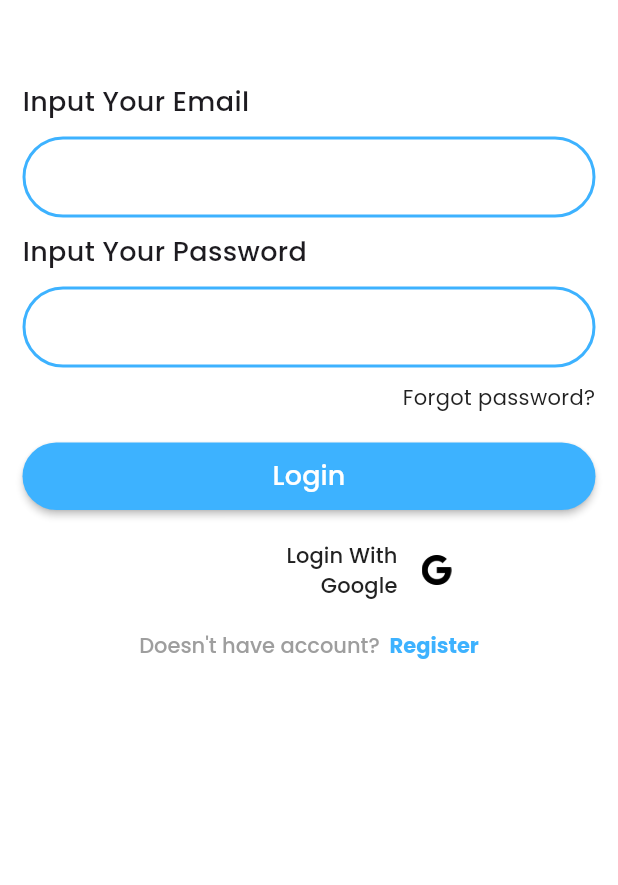
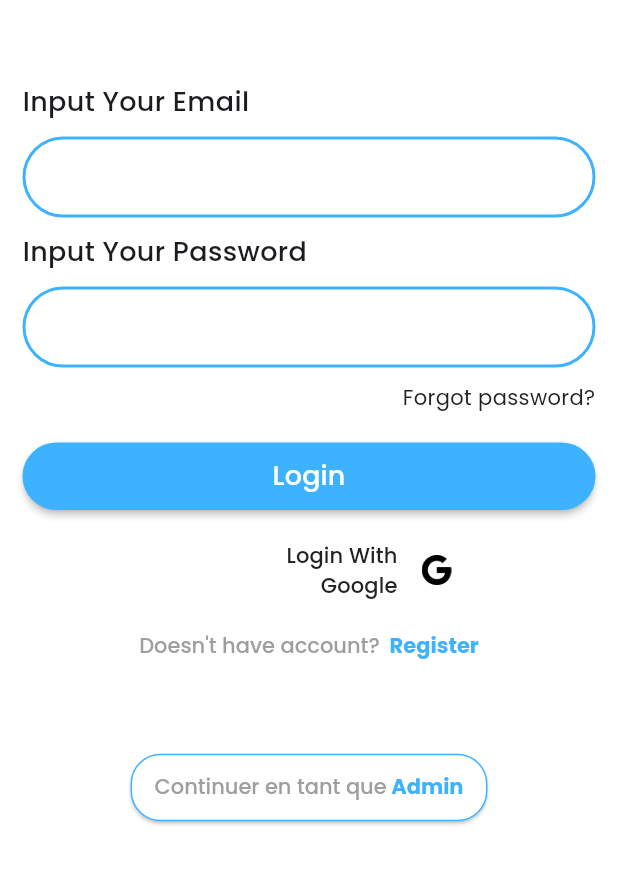
Before and after one commit to Elyes159/e-learn_mobile_app, a Flutter app: the screen it shows after launch, on a phone screen of 412 x 824 dp, the part 240-1125 px from its top. Run offline on Flutter 3.47's test engine with Material 3 defaults, Android fonts, the light colour scheme and no system bars; our stand-ins replace chat_bubbles, cloud_firestore, firebase_auth, firebase_core, firebase_messaging, firebase_storage and 5 more; missing offline and left inert: firebase_app_check, firebase_performance, tflite_v2, translator; accounts and stored records are empty; generated files the repository leaves out were written again.

Commit message:
Merge changes from remote main branch

```diff
--- a/lib/admin/admin_page_main.dart
+++ b/lib/admin/admin_page_main.dart
@@ -4,7 +4,6 @@ import 'package:cloud_firestore/cloud_firestore.dart';
 import 'package:flutter/material.dart';
 import 'package:google_fonts/google_fonts.dart';
 import 'package:pfe_1/admin/add_questionsMain.dart';
-import 'package:pfe_1/admin/envoye_notif.dart';
 import 'package:http/http.dart' as http;
 import 'package:pfe_1/starting/signin.dart';
 
--- a/lib/home/home.dart
+++ b/lib/home/home.dart
@@ -45,8 +45,7 @@ class _HomeScreenState extends State<HomeScreen> {
   }
 
   void navigateToAchievement() {
-    Navigator.push(
-      context,
+    Navigator.of(context).push(
       MaterialPageRoute(builder: (context) => ChatScreen()),
     );
   }
--- a/lib/starting/signin.dart
+++ b/lib/starting/signin.dart
@@ -273,6 +273,50 @@ class _LoginState extends State<Login> {
                     ),
                   ),
                 ),
+
+                Padding(
+                  padding: const EdgeInsets.all(60.0),
+                  child: Center(
+                    child: ElevatedButton(
+                      style: ElevatedButton.styleFrom(
+                        foregroundColor: Color(0xFF3DB2FF),
+                        backgroundColor:
+                            Colors.white, // Text color for enabled state
+                        padding: EdgeInsets.symmetric(
+                            vertical: 12.0, horizontal: 16.0),
+                        shape: RoundedRectangleBorder(
+                          borderRadius: BorderRadius.circular(20.0),
+                        ),
+                        side: BorderSide(
+                            color: Color(0xFF3DB2FF)), // Border color
+                      ),
+                      onPressed: () {
+                        Navigator.of(context)
+                            .pushReplacementNamed("loginadmin");
+                      },
+                      child: RichText(
+                        text: TextSpan(
+                          children: [
+                            TextSpan(
+                              text: "Continuer en tant que",
+                              style: GoogleFonts.poppins(
+                                fontWeight: FontWeight.w500,
+                                color: Colors.grey,
+                              ),
+                            ),
+                            TextSpan(
+                              text: " Admin",
+                              style: GoogleFonts.poppins(
+                                fontWeight: FontWeight.bold,
+                                color: Color(0xFF3DB2FF),
+                              ),
+                            ),
+                          ],
+                        ),
+                      ),
+                    ),
+                  ),
+                ),
               ],
             )
           ],
```
Also changed, not shown: lib/chatt/chatt.dart (+11 -15 lines), lib/profile/profile.dart (+6 -2 lines).
